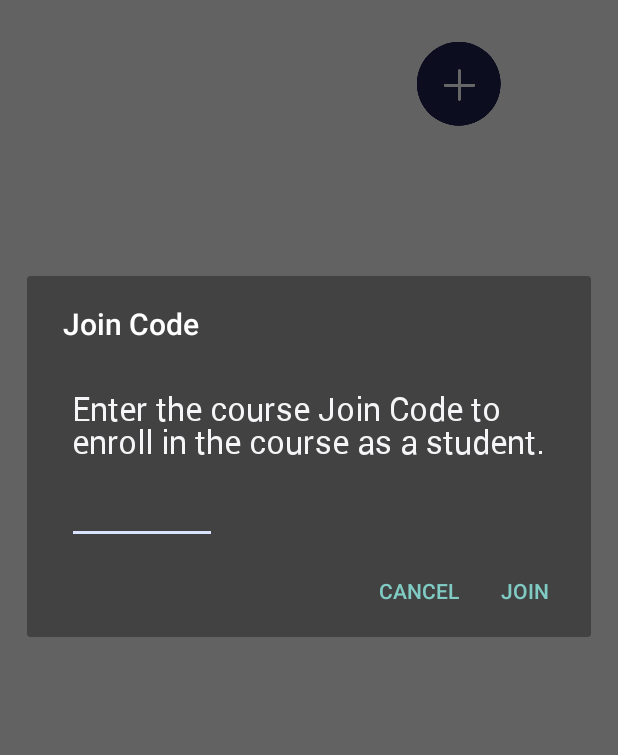
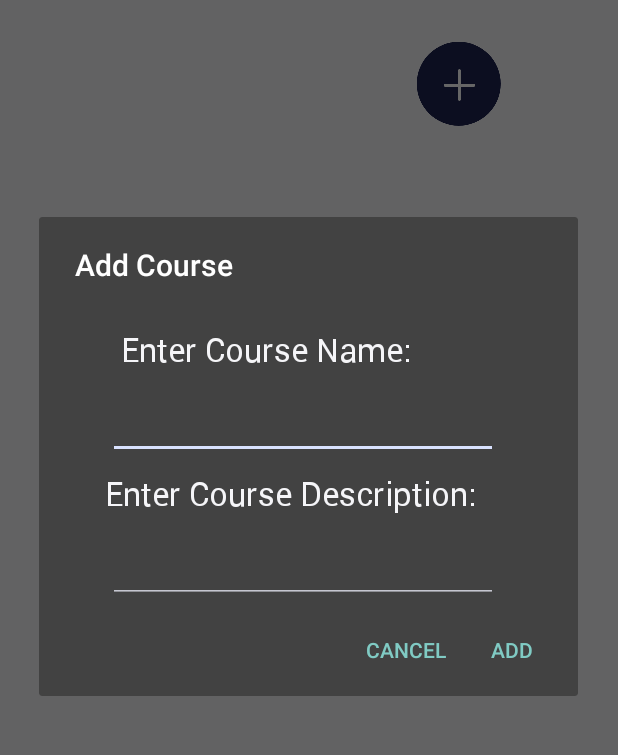
Before and after one commit to RymsLabs/Mathagoras-android, an Android app: the TeacherDash screen opened directly, with no data from a screen before it, after a tap on an icon or button, on a phone screen of 412 x 824 dp, the part 161-916 px from its top. Run offline under Robolectric (Android 15) with nearby library versions, the phone set to English and light mode, and no system bars.

Commit message:
Implemented Techer dashboard with Add Course Feature

```diff
--- a/app/src/main/java/com/ryms/mathagoras/Dashb/TeacherDash.java
+++ b/app/src/main/java/com/ryms/mathagoras/Dashb/TeacherDash.java
@@ -68,13 +68,14 @@ public class TeacherDash extends AppCompatActivity {
         add.setOnClickListener(new View.OnClickListener() {
             @Override
             public void onClick(View view) {
-                View promptsView = li.inflate(R.layout.alert_dialog, null);
+                View promptsView = li.inflate(R.layout.alert_dialog_teacher, null);
                 builder.setView(promptsView);
-                final EditText joinCode = (EditText) promptsView.findViewById(R.id.joinCode);
+                final EditText courseName = (EditText) promptsView.findViewById(R.id.courseName);
+                final EditText description = (EditText) promptsView.findViewById(R.id.descrip);
                 builder.setCancelable(false)
-                        .setPositiveButton("Join", new DialogInterface.OnClickListener() {
+                        .setPositiveButton("Add", new DialogInterface.OnClickListener() {
                             public void onClick(DialogInterface dialog, int id) {
-                                JoinCourse(userID, password, joinCode.getText().toString(), name);
+                                AddCourse(userID, password, courseName.getText().toString(), description.getText().toString(), name);
                             }
                         })
                         .setNegativeButton("Cancel", new DialogInterface.OnClickListener() {
@@ -83,7 +84,7 @@ public class TeacherDash extends AppCompatActivity {
                             }
                         });
                 AlertDialog alert = builder.create();
-                alert.setTitle("Join Code");
+                alert.setTitle("Add Course");
                 alert.show();
             }
         });
@@ -120,7 +121,7 @@ public class TeacherDash extends AppCompatActivity {
         /** Creating a request obj to request to a url */
         Request request = new Request.Builder()
                 .header("Authorization", ("Basic " + base64))
-                .url(Config.GET_COURSES)
+                .url(Config.GET_COURSES_TEACHER)
                 .build();
 
         client.newCall(request).enqueue(new Callback() {
@@ -158,13 +159,13 @@ public class TeacherDash extends AppCompatActivity {
                 JSONArray courses;
                 try {
                     Log.d("JSON", jsonObject.toString());
-                    courses = jsonObject.getJSONArray("enrolled");
+                    courses = jsonObject.getJSONArray("courses");
                     JSONObject temp;
                     for (int i = 0; i < courses.length(); i++) {
                         temp = courses.getJSONObject(i);
                         Model model = new Model();
                         model.cname = temp.getString("name");
-                        model.tname = temp.getString("teacher_name");
+                        model.tname = temp.getString("course_id");
                         model.description = temp.getString("description");
                         model.setImage(R.drawable.shadowfight);
                         modelArrayList.add(model);
@@ -182,7 +183,7 @@ public class TeacherDash extends AppCompatActivity {
         });
     }
 
-    public void JoinCourse(final String userID, final String password, final String joinCode, final String name) {
+    public void AddCourse(final String userID, final String password, final String courseName, final String description, final String name) {
 
         OkHttpClient client = new OkHttpClient();
 
@@ -197,9 +198,10 @@ public class TeacherDash extends AppCompatActivity {
         }
 
         JSONObject reqjson = new JSONObject();
-        String requestUrl = Config.ENROLL_COURSES;
+        String requestUrl = Config.ADD_COURSES;
         try {
-            reqjson.put("courseId", joinCode);
+            reqjson.put("courseName", courseName);
+            reqjson.put("description", description);
         } catch (JSONException e) {
             e.printStackTrace();
         }
@@ -226,7 +228,7 @@ public class TeacherDash extends AppCompatActivity {
                             JSONObject joinCourse = new JSONObject(myres);
                             String status = joinCourse.getString("type");
                             if (status.equals("success")) {
-                                Toast.makeText(getApplicationContext(), "Joined", Toast.LENGTH_SHORT).show();
+                                Toast.makeText(getApplicationContext(), "Created", Toast.LENGTH_SHORT).show();
                                 getCourses(userID, password, name);
 
                             } else {
--- a/app/src/main/res/layout/activity_signup.xml
+++ b/app/src/main/res/layout/activity_signup.xml
@@ -137,7 +137,7 @@
         android:layout_marginStart="108dp"
         android:layout_marginBottom="8dp"
         android:fontFamily="@font/sitka_banner"
-        android:text="Teacher?"
+        android:text="TEACHER?"
         android:textColor="#715BF0"
         android:textSize="18sp"
         app:layout_constraintBottom_toTopOf="@+id/button"
--- a/app/src/main/res/layout/alert_dialog.xml
+++ b/app/src/main/res/layout/alert_dialog.xml
@@ -25,8 +25,9 @@
         android:layout_width="100dp"
         android:layout_height="wrap_content"
         android:layout_marginTop="8dp"
-        android:fontFamily="@font/roboto_italic_v1"
+        android:fontFamily="@font/roboto_regular"
         android:textColor="@color/background"
+        android:textSize="22sp"
         app:layout_constraintEnd_toEndOf="parent"
         app:layout_constraintHorizontal_bias="0.096"
         app:layout_constraintStart_toStartOf="parent"
--- /dev/null
+++ b/app/src/main/res/layout/alert_dialog_teacher.xml
@@ -0,0 +1,67 @@
+<?xml version="1.0" encoding="utf-8"?>
+<androidx.constraintlayout.widget.ConstraintLayout xmlns:android="http://schemas.android.com/apk/res/android"
+    xmlns:app="http://schemas.android.com/apk/res-auto"
+    xmlns:tools="http://schemas.android.com/tools"
+    android:layout_width="match_parent"
+    android:layout_height="match_parent">
+
+    <TextView
+        android:id="@+id/textView9"
+        android:layout_width="wrap_content"
+        android:layout_height="wrap_content"
+        android:layout_marginStart="30dp"
+        android:layout_marginTop="28dp"
+        android:layout_marginEnd="30dp"
+        android:fontFamily="@font/roboto_regular"
+        android:text="Enter Course Name:"
+        android:textColor="@color/background"
+        android:textSize="22sp"
+        app:layout_constraintEnd_toEndOf="parent"
+        app:layout_constraintHorizontal_bias="0.234"
+        app:layout_constraintStart_toStartOf="parent"
+        app:layout_constraintTop_toTopOf="parent" />
+
+    <TextView
+        android:id="@+id/textView10"
+        android:layout_width="wrap_content"
+        android:layout_height="wrap_content"
+        android:layout_marginStart="30dp"
+        android:layout_marginTop="8dp"
+        android:layout_marginEnd="30dp"
+        android:fontFamily="@font/roboto_regular"
+        android:text="Enter Course Description:"
+        android:textColor="@color/background"
+        android:textSize="22sp"
+        app:layout_constraintEnd_toEndOf="parent"
+        app:layout_constraintHorizontal_bias="0.265"
+        app:layout_constraintStart_toStartOf="parent"
+        app:layout_constraintTop_toBottomOf="@+id/courseName" />
+
+    <EditText
+        android:id="@+id/courseName"
+        android:layout_width="wrap_content"
+        android:layout_height="wrap_content"
+        android:layout_marginTop="8dp"
+        android:ems="10"
+        android:inputType="textPersonName"
+        android:textColor="@color/background"
+        android:textSize="22sp"
+        app:layout_constraintEnd_toEndOf="parent"
+        app:layout_constraintHorizontal_bias="0.465"
+        app:layout_constraintStart_toStartOf="parent"
+        app:layout_constraintTop_toBottomOf="@+id/textView9" />
+
+    <EditText
+        android:id="@+id/descrip"
+        android:layout_width="wrap_content"
+        android:layout_height="wrap_content"
+        android:layout_marginTop="8dp"
+        android:ems="10"
+        android:inputType="textPersonName"
+        android:textColor="@color/background"
+        android:textSize="22sp"
+        app:layout_constraintEnd_toEndOf="parent"
+        app:layout_constraintHorizontal_bias="0.465"
+        app:layout_constraintStart_toStartOf="parent"
+        app:layout_constraintTop_toBottomOf="@+id/textView10" />
+</androidx.constraintlayout.widget.ConstraintLayout>
```
Also changed, not shown: app/src/main/java/com/ryms/mathagoras/ChoiceLoginSignup/LoginActivity.java (+35 -19 lines), app/src/main/java/com/ryms/mathagoras/Configurations/Config.java (+5 -2 lines), app/src/main/res/layout/activity_login.xml (+24 -0 lines).
